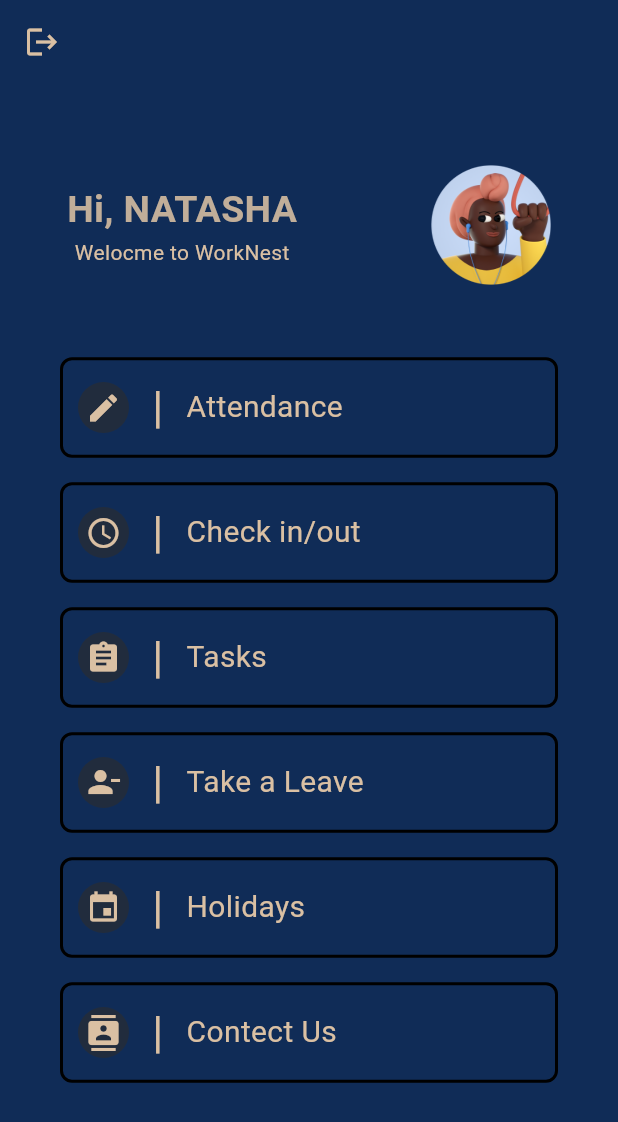
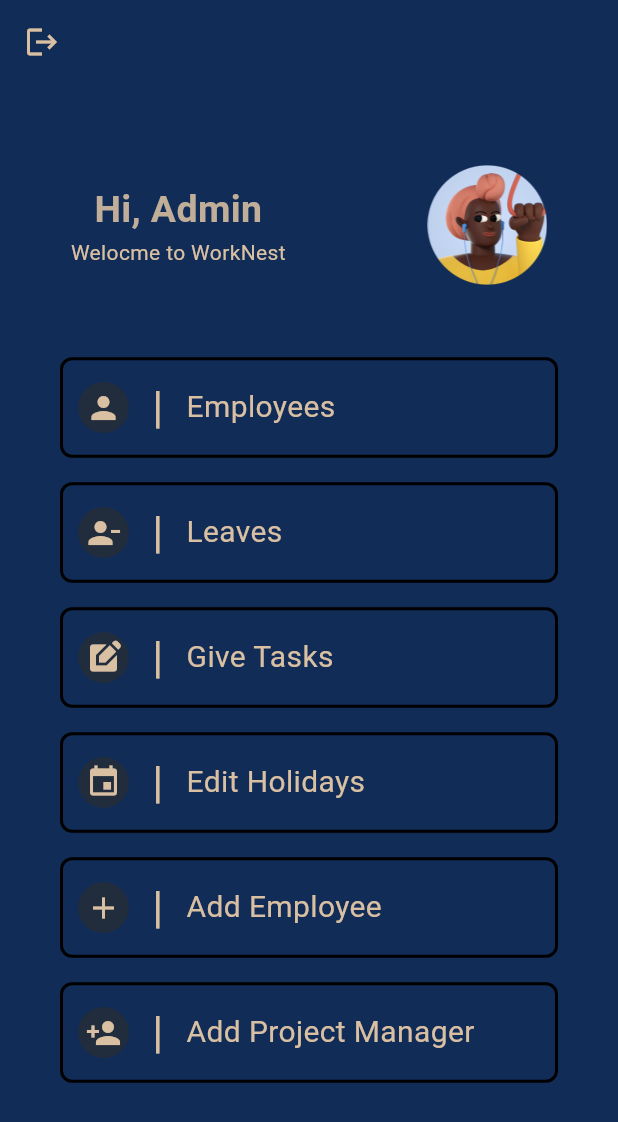
Before and after one commit to Viral1702/Employee-management-system, a Flutter app: the loginPage screen opened directly, after a tap on "Login", on a phone screen of 412 x 824 dp. Shown: the top 1122 px of the screen. Run offline on Flutter 3.47's test engine with Material 3 defaults, Android fonts, the phone set to English and light mode, and no system bars; our stand-ins replace get.

Commit message:
Admin UI Added

```diff
--- /dev/null
+++ b/lib/screens/admin_screens/admin_home_screen.dart
@@ -0,0 +1,166 @@
+import 'package:flutter/material.dart';
+import 'package:get/get.dart';
+import 'package:worknest/screens/admin_screens/admin_add_employee.dart';
+import 'package:worknest/screens/admin_screens/admin_add_hr.dart';
+import 'package:worknest/screens/admin_screens/admin_edit_holidays.dart';
+import 'package:worknest/screens/admin_screens/admin_employees.dart';
+import 'package:worknest/screens/admin_screens/admin_leaves.dart';
+import 'package:worknest/screens/admin_screens/admin_tasks.dart';
+import 'package:worknest/screens/features_screens/profile.dart';
+import 'package:worknest/screens/loginpage.dart';
+
+class AdminHomeScreen extends StatelessWidget {
+  const AdminHomeScreen({super.key});
+
+  @override
+  Widget build(BuildContext context) {
+    List myIcons = [
+      Icons.person,
+      Icons.person_remove,
+      Icons.edit_square,
+      Icons.event,
+      Icons.add,
+      Icons.person_add
+    ];
+    List myFeatures = [
+      "Employees",
+      "Leaves",
+      "Give Tasks",
+      "Edit Holidays",
+      "Add Employee",
+      "Add Project Manager"
+    ];
+    List myFuns = [
+      Employees(),
+      Leaves(),
+      Tasks(),
+      EditHolidays(),
+      AddEmployee(),
+      AddHR()
+    ];
+    return Scaffold(
+      appBar: AppBar(
+        backgroundColor: Color(0xFF102C57),
+        automaticallyImplyLeading: false, // Removes the default back arrow
+        leading: IconButton(
+          icon: Icon(Icons.logout), // Logout icon on the left
+          onPressed: () {
+            _showLogoutConfirmationDialog(context); // Show confirmation dialog
+          },
+          color: Color(0xFFDAC0A3), // Color for the icon
+        ),
+      ),
+      body: Container(
+        decoration: BoxDecoration(color: Color(0xFF102C57)),
+        child: Column(
+          mainAxisAlignment: MainAxisAlignment.center,
+          children: [
+            //Welcome Page
+            Container(
+              child: Row(
+                mainAxisAlignment: MainAxisAlignment.spaceAround,
+                children: [
+                  Column(
+                    children: [
+                      Text(
+                        "Hi, Admin",
+                        style: TextStyle(
+                            color: Color(0xFFC1AE99),
+                            fontSize: 25,
+                            fontWeight: FontWeight.bold),
+                      ),
+                      Text("Welocme to WorkNest",
+                          style: TextStyle(color: Color(0xFFDAC0A3)))
+                    ],
+                  ),
+                  GestureDetector(
+                    onTap: () {
+                      Get.to(EmployeeProfile());
+                    },
+                    child: Container(
+                      height: 80,
+                      child: Image.asset("assets/images/login_avatar.png"),
+                    ),
+                  )
+                ],
+              ),
+            ),
+            // Cards Container
+            Container(
+              margin: EdgeInsets.symmetric(horizontal: 40, vertical: 40),
+              height: 500,
+              child: Column(
+                mainAxisAlignment: MainAxisAlignment.spaceAround,
+                children: [
+                  for (int i = 0;
+                      i < myIcons.length && i < myFeatures.length;
+                      i++)
+                    GestureDetector(
+                      onTap: () => Get.to(myFuns[i]),
+                      child: Container(
+                        padding: EdgeInsets.all(10),
+                        // color: Color(0xFF102C57),
+                        decoration: BoxDecoration(
+                          border: Border.all(color: Colors.black, width: 2),
+                          borderRadius: BorderRadius.all(Radius.circular(8)),
+                        ),
+                        child: Row(
+                          children: [
+                            Container(
+                              padding: EdgeInsets.all(5),
+                              decoration: BoxDecoration(
+                                  color: Color(0xFF212C3D),
+                                  borderRadius:
+                                      BorderRadius.all(Radius.circular(50))),
+                              child: Icon(
+                                myIcons[i],
+                                color: Color(0xFFDAC0A3),
+                              ),
+                            ),
+                            Text(
+                              "  |  ",
+                              style: TextStyle(
+                                  color: Color(0xFFDAC0A3), fontSize: 30),
+                            ),
+                            Text(myFeatures[i],
+                                style: TextStyle(
+                                    color: Color(0xFFDAC0A3), fontSize: 20))
+                          ],
+                        ),
+                      ),
+                    )
+                ],
+              ),
+            ),
+          ],
+        ),
+      ),
+    );
+  }
+
+  void _showLogoutConfirmationDialog(BuildContext context) {
+    showDialog(
+      context: context,
+      builder: (BuildContext context) {
+        return AlertDialog(
+          title: Text("Confirm Logout"),
+          content: Text("Are you sure you want to log out?"),
+          actions: [
+            TextButton(
+              child: Text("Cancel"),
+              onPressed: () {
+                Navigator.of(context).pop(); // Close the dialog
+              },
+            ),
+            TextButton(
+              child: Text("Logout"),
+              onPressed: () {
+                Get.offAll(() => loginPage());
+              },
+            ),
+          ],
+        );
+      },
+    );
+  }
+}
--- /dev/null
+++ b/lib/screens/admin_screens/admin_leaves.dart
@@ -0,0 +1,10 @@
+import 'package:flutter/material.dart';
+
+class Leaves extends StatelessWidget {
+  const Leaves({super.key});
+
+  @override
+  Widget build(BuildContext context) {
+    return const Placeholder();
+  }
+}
--- a/lib/screens/loginpage.dart
+++ b/lib/screens/loginpage.dart
@@ -1,5 +1,6 @@
 import 'package:flutter/material.dart';
 import 'package:get/get.dart';
+import 'package:worknest/screens/admin_screens/admin_home_screen.dart';
 import 'package:worknest/screens/homepage.dart';
 
 class loginPage extends StatelessWidget {
@@ -65,7 +66,8 @@
                                 width: double.infinity,
                                 child: ElevatedButton(
                                   onPressed: () {
-                                    Get.to(homePage());
+                                    // Get.to(homePage());
+                                    Get.to(AdminHomeScreen());
                                   },
                                   child: Text(
                                     "Login",
```
Also changed, not shown: lib/screens/admin_screens/admin_add_employee.dart (added, +10 -0 lines), lib/screens/admin_screens/admin_add_hr.dart (added, +10 -0 lines), lib/screens/admin_screens/admin_edit_holidays.dart (added, +10 -0 lines), lib/screens/admin_screens/admin_employees.dart (added, +90 -0 lines), lib/screens/admin_screens/admin_tasks.dart (added, +10 -0 lines).
